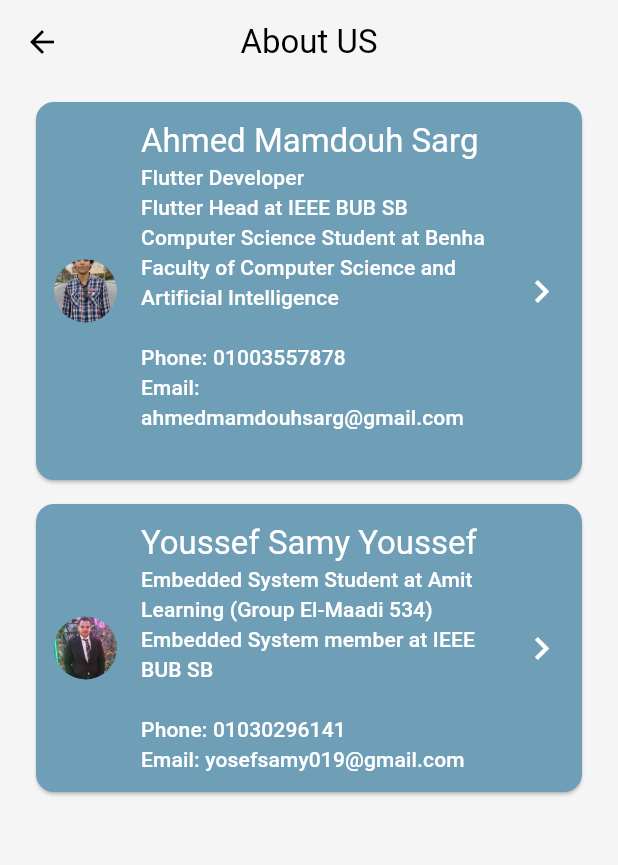
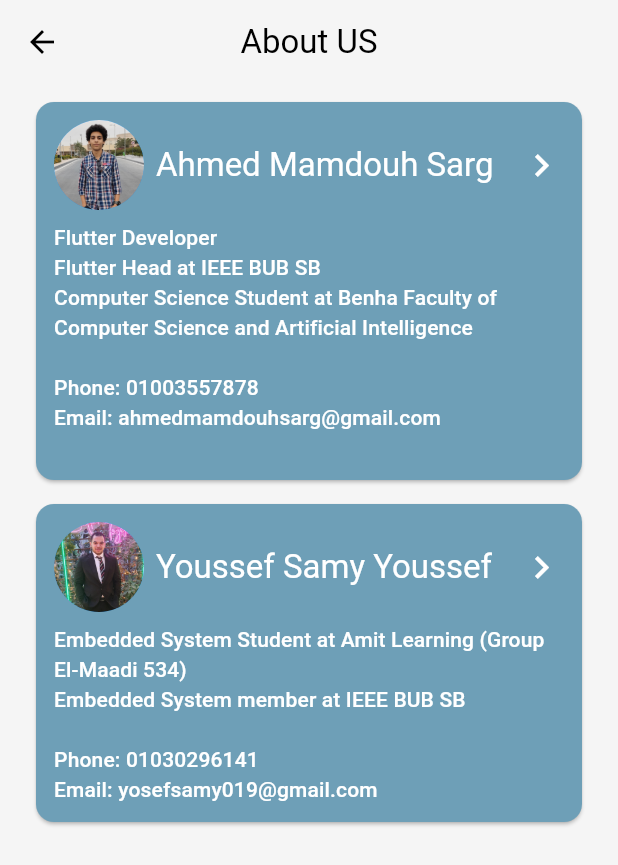
Before and after one commit to AhmedSarg/tic_tac_toe, a Flutter app: the AboutUsView screen opened directly, on a phone screen of 412 x 824 dp. Shown: the top 865 px of the screen. Run offline on Flutter 3.47's test engine with Material 3 defaults, Android fonts, the phone set to English and light mode, and no system bars; our stand-ins replace audioplayers, carousel_slider, flutter_bloc, flutter_svg, google_fonts, lottie; project files that could hold a hidden picture were left out.

Commit message:
change about us layout

```diff
--- a/lib/ui/about_us_screen/view/about_us_view.dart
+++ b/lib/ui/about_us_screen/view/about_us_view.dart
@@ -77,26 +77,20 @@ class AboutUsView extends StatelessWidget {
             child: Card(
               child: Padding(
                 padding: const EdgeInsets.all(12),
-                child: Row(
+                child: Column(
+                  mainAxisSize: MainAxisSize.min,
                   children: [
+                    Row(
+                      children: [
+                        CircleAvatar(
+                          radius: 30,
+                          backgroundImage: AssetImage(member.img),
+                        ),
+                        SizedBox(
+                          width: 8,
+                        ),
                         Expanded(
-                        flex: 1,
-                        child: CircleAvatar(
-                          radius: 35,
-                          backgroundImage: AssetImage(member.img),
-                        )),
-                    const VerticalDivider(
-                      indent: 2,
-                      endIndent: 2,
-                    ),
-// SizedBox(width: 8,),
-                    Expanded(
-                        flex: 6,
-                        child: Column(
-                          crossAxisAlignment: CrossAxisAlignment.start,
-                          mainAxisAlignment: MainAxisAlignment.center,
-                          children: [
-                            Text(
+                          child: Text(
                             member.name,
                             style: Theme.of(context)
                                 .textTheme
@@ -104,20 +98,24 @@ class AboutUsView extends StatelessWidget {
                                 .copyWith(
                                     color: Theme.of(context).iconTheme.color),
                           ),
+                        ),
+
+                        // const Expanded(flex: 1, child: FlutterLogo()),
+                        const Icon(
+                          Icons.chevron_right,
+                          size: 30,
+                        ),
+                      ],
+                    ),
+                    SizedBox(
+                      height: 8,
+                    ),
                     Text(
                       member.bio,
                       style: Theme.of(context)
                           .textTheme
                           .titleSmall!
-                                  .copyWith(
-                                      color: Theme.of(context).iconTheme.color),
-                            ),
-                          ],
-                        )),
-// const Expanded(flex: 1, child: FlutterLogo()),
-                    const Icon(
-                      Icons.chevron_right,
-                      size: 30,
+                          .copyWith(color: Theme.of(context).iconTheme.color),
                     ),
                   ],
                 ),
```
Lines whose indentation alone changed are shown as unchanged.
